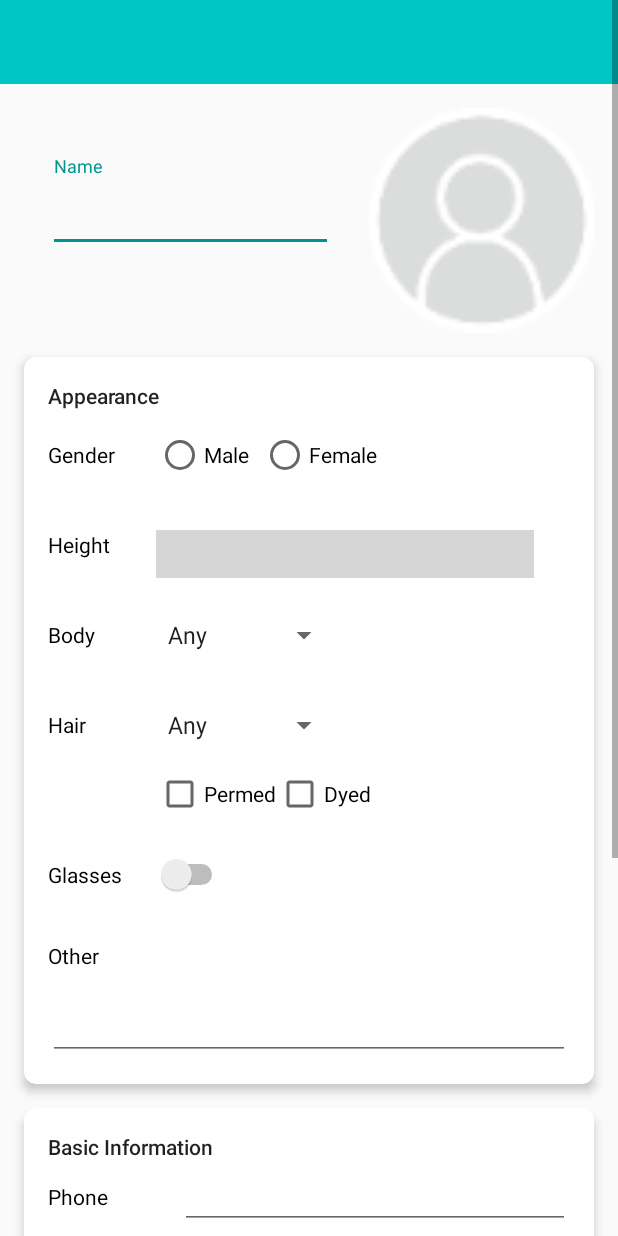
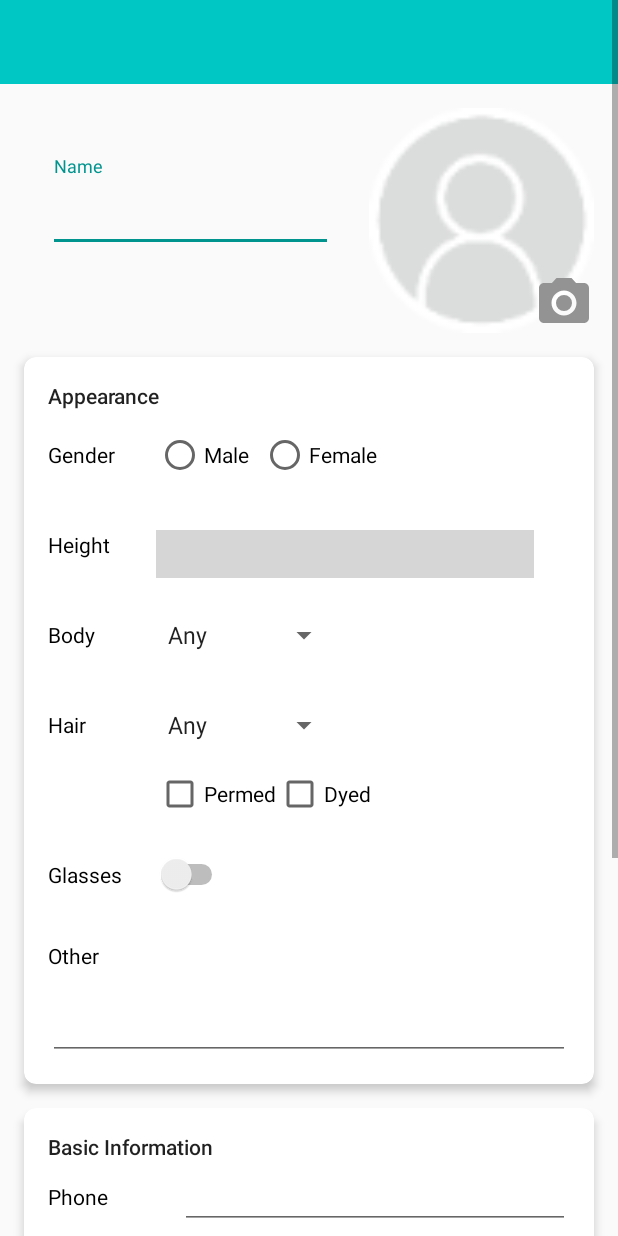
Before and after one commit to IMetU/IMet, an Android app: the layout activity_add_edit.xml on its own in the app's theme, with its tools: preview values and no code run, on a phone screen of 412 x 824 dp. Run offline under Robolectric (Android 15) with nearby library versions, the phone set to English and light mode, and no system bars; plain views replace BubbleSeekBar; grey boxes are pictures that could not be loaded.

Commit message:
Move "photo icon" from toolbar to next to member photo.

```diff
--- a/app/src/main/res/drawable/ic_photo.xml
+++ b/app/src/main/res/drawable/ic_photo.xml
@@ -4,9 +4,9 @@
         android:viewportWidth="24.0"
         android:viewportHeight="24.0">
     <path
-        android:fillColor="#ffffff"
+        android:fillColor="#939393"
         android:pathData="M12,12m-3.2,0a3.2,3.2 0,1 1,6.4 0a3.2,3.2 0,1 1,-6.4 0"/>
     <path
-        android:fillColor="#ffffff"
+        android:fillColor="#939393"
         android:pathData="M9,2L7.17,4L4,4c-1.1,0 -2,0.9 -2,2v12c0,1.1 0.9,2 2,2h16c1.1,0 2,-0.9 2,-2L22,6c0,-1.1 -0.9,-2 -2,-2h-3.17L15,2L9,2zM12,17c-2.76,0 -5,-2.24 -5,-5s2.24,-5 5,-5 5,2.24 5,5 -2.24,5 -5,5z"/>
 </vector>
--- a/app/src/main/res/layout/activity_add_edit.xml
+++ b/app/src/main/res/layout/activity_add_edit.xml
@@ -47,6 +47,10 @@
                     android:inputType="textPersonName" />
             </android.support.design.widget.TextInputLayout>
 
+            <RelativeLayout
+                android:layout_width="wrap_content"
+                android:layout_height="wrap_content">
+
             <ImageView
                 android:id="@+id/addEditImage"
                 android:transitionName="profileDetailEdit"
@@ -55,6 +59,17 @@
                 android:layout_marginLeft="24dp"
                 android:layout_marginBottom="@dimen/activity_vertical_margin"
                 app:srcCompat="@mipmap/default_person" />
+
+            <ImageView
+                android:id="@+id/menuTakePhoto"
+                android:layout_width="40dp"
+                android:layout_height="40dp"
+                android:layout_marginLeft="24dp"
+                android:layout_alignBottom="@id/addEditImage"
+                android:layout_alignRight="@id/addEditImage"
+                android:background="@drawable/ic_photo" />
+
+            </RelativeLayout>
         </LinearLayout>
 
 
--- a/app/src/main/res/menu/menu_add_edit.xml
+++ b/app/src/main/res/menu/menu_add_edit.xml
@@ -7,10 +7,10 @@
         android:icon="@drawable/ic_save"
         android:orderInCategory="10"
         app:showAsAction="ifRoom" />
-    <item
+ <!--   <item
         android:id="@+id/menuTakePhoto"
         android:title="TakePhoto"
         android:icon="@drawable/ic_photo"
         android:orderInCategory="5"
-        app:showAsAction="ifRoom" />
+        app:showAsAction="ifRoom" />-->
 </menu>
```
Also changed, not shown: app/src/main/java/com/example/imetu/imet/activity/AddEditActivity.java (+18 -3 lines).
